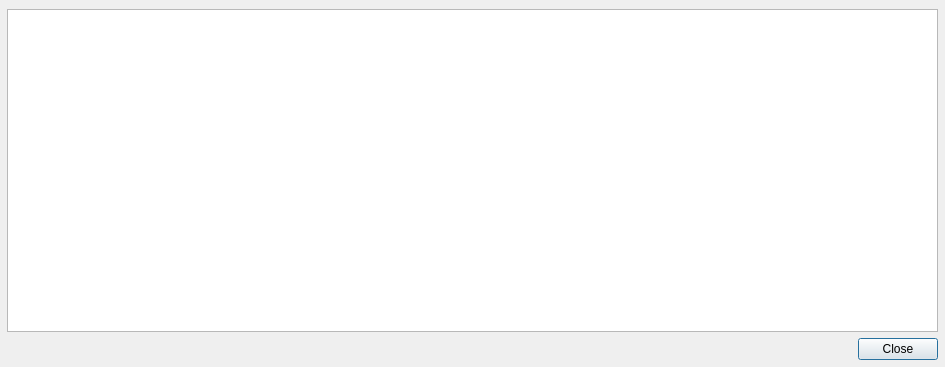
First picture: the form in src/qt/forms/debugdialog.ui, repository ofeefee/fluttercoin, before the edit.
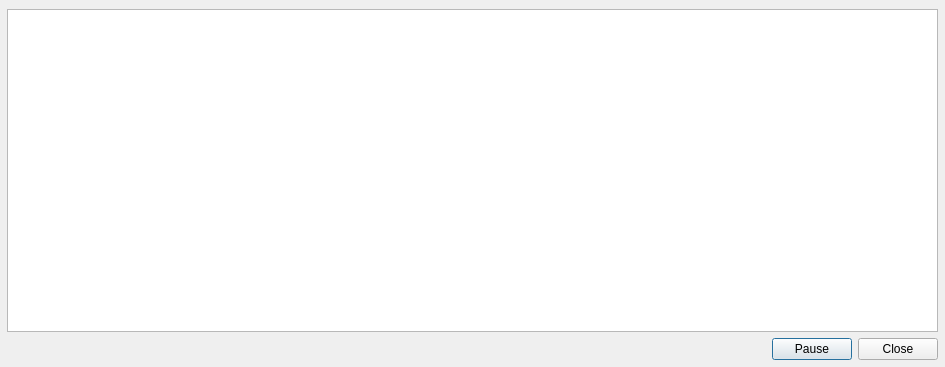
Second picture: the form after the edit.

Commit message: Final basic addition of tail debug log

The edit to the form file:
```diff
--- a/src/qt/forms/debugdialog.ui
+++ b/src/qt/forms/debugdialog.ui
@@ -36,14 +36,35 @@
      </widget>
     </item>
     <item>
-     <widget class="QDialogButtonBox" name="buttonBox">
-      <property name="orientation">
-       <enum>Qt::Horizontal</enum>
-      </property>
-      <property name="standardButtons">
-       <set>QDialogButtonBox::Close</set>
-      </property>
-     </widget>
+     <layout class="QHBoxLayout" name="horizontalLayout">
+      <item>
+       <spacer name="horizontalSpacer">
+        <property name="orientation">
+         <enum>Qt::Horizontal</enum>
+        </property>
+        <property name="sizeHint" stdset="0">
+         <size>
+          <width>40</width>
+          <height>20</height>
+         </size>
+        </property>
+       </spacer>
+      </item>
+      <item>
+       <widget class="QPushButton" name="Pause">
+        <property name="text">
+         <string>Pause</string>
+        </property>
+       </widget>
+      </item>
+      <item>
+       <widget class="QPushButton" name="Close">
+        <property name="text">
+         <string>Close</string>
+        </property>
+       </widget>
+      </item>
+     </layout>
     </item>
    </layout>
   </widget>
```
Left out of the diff: 42 changed lines with no effect on the pictures. The commit also changes 2 other files.
